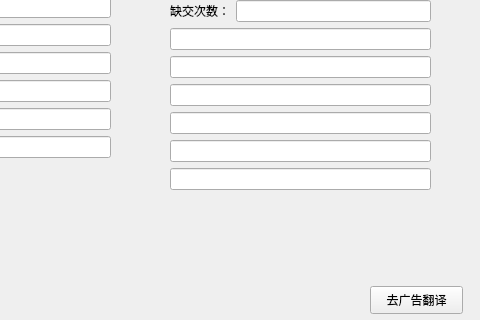
Above: dialog.ui from ZengKeKe1/ClassInfoCenter before the change; both pictures show x 160 to 640 and y 160 to 480 of the 640 by 480 pixel window. Below: the same form after it.
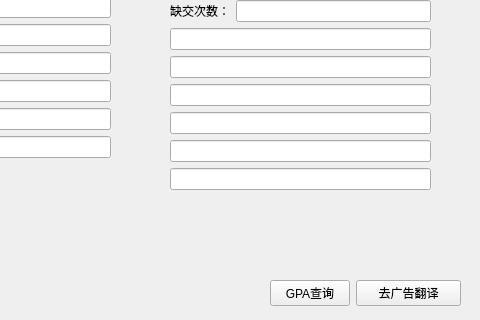
That is the form after the change.

Commit message:
功能更新，查询GPA
由曾育林同学提供

The edit to the form file:
```diff
--- a/dialog.ui
+++ b/dialog.ui
@@ -349,19 +349,6 @@
     <string>同学</string>
    </property>
   </widget>
-  <widget class="QPushButton" name="pushButton">
-   <property name="geometry">
-    <rect>
-     <x>530</x>
-     <y>446</y>
-     <width>93</width>
-     <height>28</height>
-    </rect>
-   </property>
-   <property name="text">
-    <string>去广告翻译</string>
-   </property>
-  </widget>
   <widget class="QPushButton" name="pushButton_2">
    <property name="geometry">
     <rect>
@@ -375,6 +362,32 @@
     <string>查询</string>
    </property>
   </widget>
+  <widget class="QWidget" name="formLayoutWidget_3">
+   <property name="geometry">
+    <rect>
+     <x>430</x>
+     <y>440</y>
+     <width>191</width>
+     <height>31</height>
+    </rect>
+   </property>
+   <layout class="QFormLayout" name="formLayout_5">
+    <item row="0" column="0">
+     <widget class="QPushButton" name="pushButton_3">
+      <property name="text">
+       <string>GPA查询</string>
+      </property>
+     </widget>
+    </item>
+    <item row="0" column="1">
+     <widget class="QPushButton" name="pushButton">
+      <property name="text">
+       <string>去广告翻译</string>
+      </property>
+     </widget>
+    </item>
+   </layout>
+  </widget>
  </widget>
  <resources/>
  <connections/>
```
The commit also changes 10 other files.
